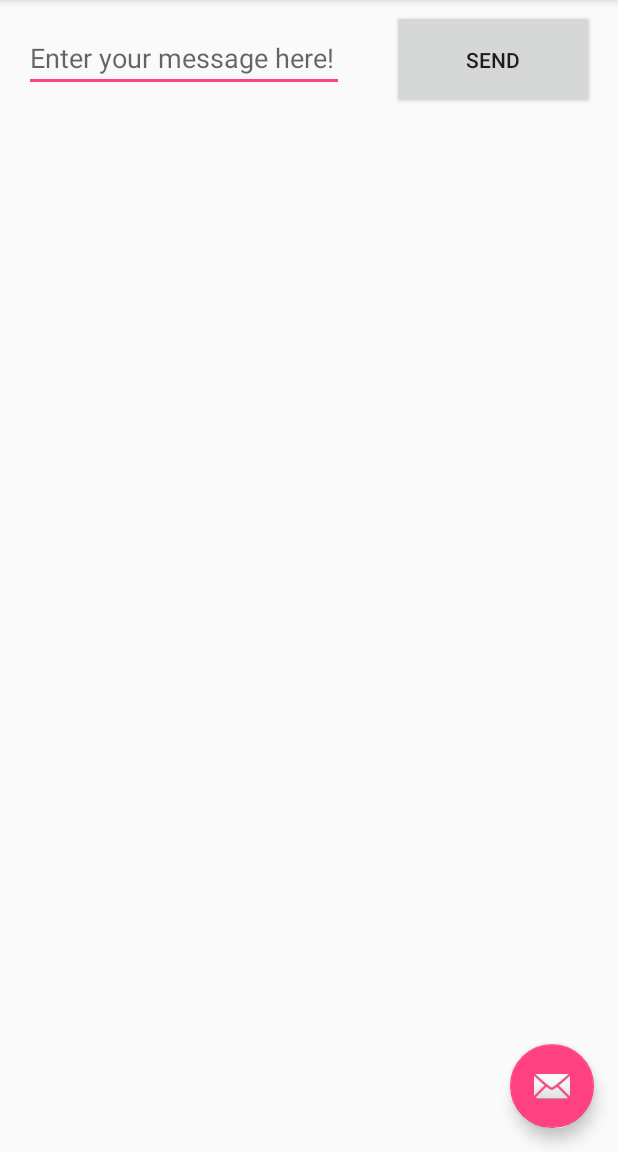
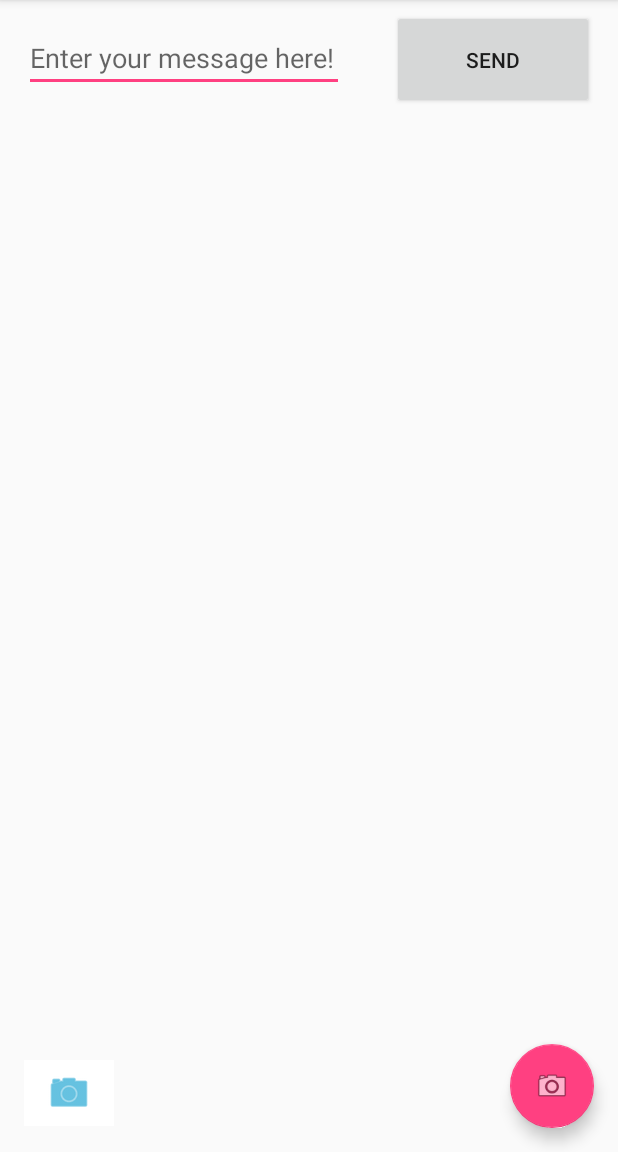
Before and after one commit to angrySloth357/helloDroid, an Android app: the screen it shows after launch (MainActivity), on a phone screen of 412 x 824 dp, the part 84-1236 px from its top. Run offline under Robolectric (Android 15) with nearby library versions, the phone set to English and light mode, and no system bars; 1 statement that could not run was skipped.

Commit message:
camera support added

```diff
--- a/app/src/main/AndroidManifest.xml
+++ b/app/src/main/AndroidManifest.xml
@@ -1,6 +1,9 @@
 <?xml version="1.0" encoding="utf-8"?>
 <manifest xmlns:android="http://schemas.android.com/apk/res/android"
     package="angrysloth357.hellodroid">
+    <!-- Request for camera, but not essential -->
+    <uses-feature android:name="android.hardware.camera"
+        android:required="false" />
 
     <application
         android:allowBackup="true"
--- a/app/src/main/java/angrysloth357/hellodroid/MainActivity.java
+++ b/app/src/main/java/angrysloth357/hellodroid/MainActivity.java
@@ -1,8 +1,12 @@
 package angrysloth357.hellodroid;
 
 import android.content.Intent;
+import android.graphics.Bitmap;
 import android.os.Bundle;
+import android.provider.MediaStore;
 import android.widget.EditText;
+import android.widget.ImageButton;
+import android.widget.ImageView;
 import android.widget.TextView;
 import android.support.design.widget.FloatingActionButton;
 import android.support.design.widget.Snackbar;
@@ -33,11 +37,16 @@ public class MainActivity extends AppCompatActivity {
                 Snackbar.make(view, "Replace with your own action", Snackbar.LENGTH_LONG)
                         .setAction("Action", null).show();
             }
+
         });
 
         // Example of a call to a native method
         //TextView tv = (TextView) findViewById(R.id.sample_text);
         //tv.setText(stringFromJNI());
+
+        /* Add camera buttons */
+        ImageButton imgBtn = (ImageButton) findViewById(R.id.imageButton);
+        ImageView mImageView = (ImageView) findViewById(R.id.imageView);
     }
 
     @Override
@@ -83,4 +92,23 @@ public class MainActivity extends AppCompatActivity {
         //Start instance of DisplayMessageActivity
         startActivity(intent);
     }
+
+    /* Shreeya: Add intent to use the Camera */
+    static final int REQUEST_IMAGE_CAPTURE = 1;
+    public void dispatchTakePictureIntent(View view) { //View was needed to use the camera :o
+        Intent takePictureIntent = new Intent(MediaStore.ACTION_IMAGE_CAPTURE);
+        if (takePictureIntent.resolveActivity(getPackageManager()) != null) {
+            startActivityForResult(takePictureIntent, REQUEST_IMAGE_CAPTURE);
+        }
+    }
+
+    @Override
+    protected void onActivityResult(int requestCode, int resultCode, Intent data) {
+        ImageView mImageView = (ImageView) findViewById(R.id.imageView);
+        if (requestCode == REQUEST_IMAGE_CAPTURE && resultCode == RESULT_OK) {
+            Bundle extras = data.getExtras();
+            Bitmap imageBitmap = (Bitmap) extras.get("data");
+            mImageView.setImageBitmap(imageBitmap);
+        }
+    }
 }
--- a/app/src/main/res/layout/activity_main.xml
+++ b/app/src/main/res/layout/activity_main.xml
@@ -28,6 +28,7 @@
         android:layout_height="wrap_content"
         android:layout_gravity="bottom|end"
         android:layout_margin="@dimen/fab_margin"
-        app:srcCompat="@android:drawable/ic_dialog_email" />
+        android:onClick="dispatchTakePictureIntent"
+        app:srcCompat="@android:drawable/ic_menu_camera" />
 
 </android.support.design.widget.CoordinatorLayout>
--- a/app/src/main/res/layout/fragment_main.xml
+++ b/app/src/main/res/layout/fragment_main.xml
@@ -18,7 +18,8 @@
         android:inputType="textPersonName"
         app:layout_constraintLeft_toLeftOf="parent"
         app:layout_constraintTop_toTopOf="parent"
-        tools:ignore="RtlHardcoded" />
+        tools:ignore="RtlHardcoded"
+        android:layout_marginStart="16dp" />
 
     <Button
         android:id="@+id/button"
@@ -32,6 +33,38 @@
         app:layout_constraintHorizontal_bias="0.513"
         app:layout_constraintLeft_toRightOf="@+id/editText"
         app:layout_constraintRight_toRightOf="parent"
-        tools:ignore="RtlHardcoded" />
+        tools:ignore="RtlHardcoded"
+        android:layout_marginStart="32dp"
+        android:layout_marginEnd="16dp" />
+
+    <ImageButton
+        android:id="@+id/imageButton"
+        style="@android:style/Widget.DeviceDefault.Light.ImageButton"
+        android:layout_width="60dp"
+        android:layout_height="44dp"
+        android:layout_marginBottom="17dp"
+        android:layout_marginLeft="16dp"
+        android:layout_marginStart="16dp"
+        android:background="@android:color/background_light"
+        android:onClick="dispatchTakePictureIntent"
+        android:tint="@android:color/holo_blue_dark"
+        app:layout_constraintBottom_toBottomOf="parent"
+        app:layout_constraintLeft_toLeftOf="parent"
+        app:srcCompat="@android:drawable/ic_menu_camera" />
+
+    <ImageView
+        android:id="@+id/imageView"
+        android:layout_width="0dp"
+        android:layout_height="0dp"
+        android:layout_marginBottom="8dp"
+        android:layout_marginLeft="8dp"
+        android:layout_marginRight="8dp"
+        android:layout_marginTop="8dp"
+        app:layout_constraintBottom_toTopOf="@+id/imageButton"
+        app:layout_constraintHorizontal_bias="0.0"
+        app:layout_constraintLeft_toLeftOf="parent"
+        app:layout_constraintRight_toRightOf="parent"
+        app:layout_constraintTop_toBottomOf="@+id/button"
+        app:srcCompat="@android:drawable/menuitem_background" />
 
 </android.support.constraint.ConstraintLayout>
```
